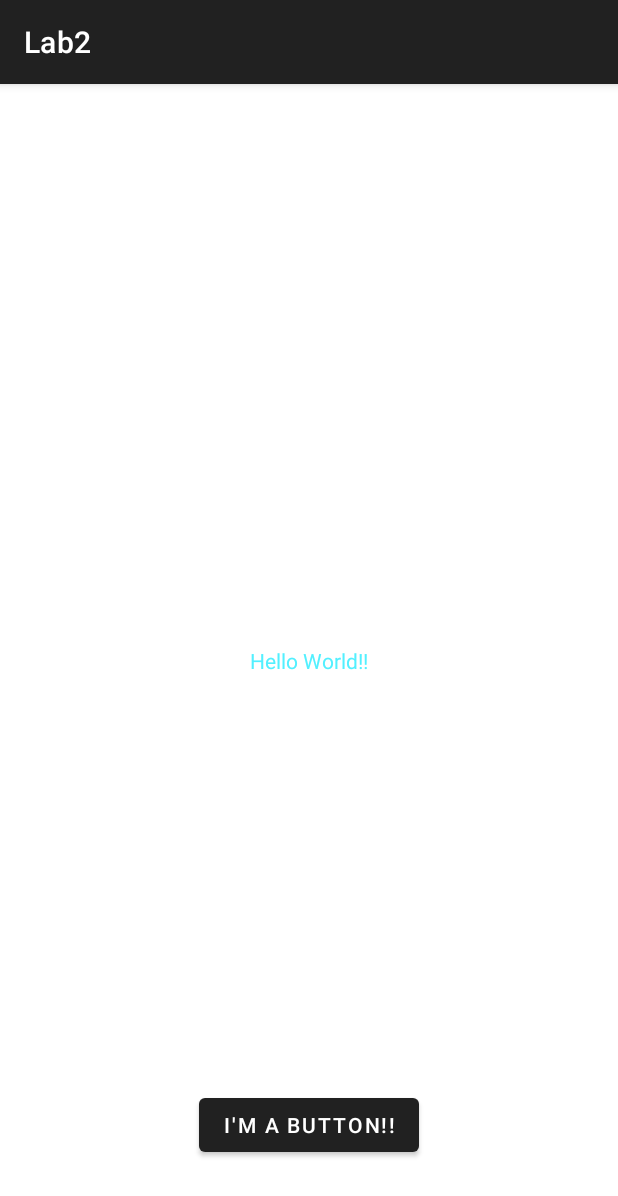
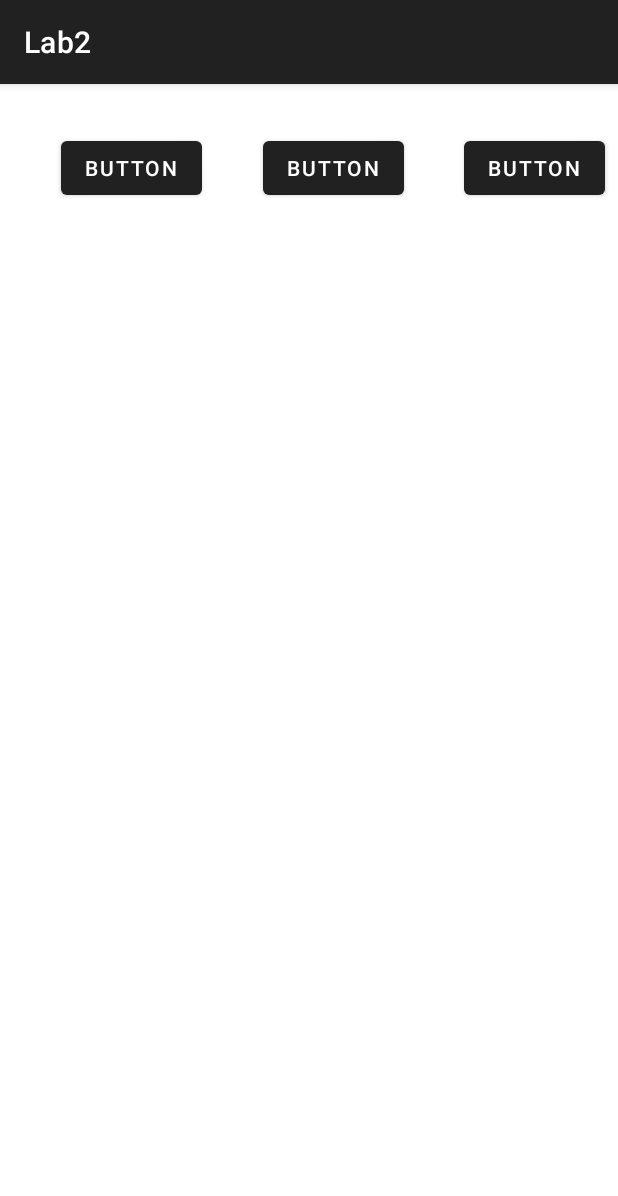
Before and after one commit to emiliodutra/Lab2, an Android app: the screen it shows after launch (MainActivity), on a phone screen of 412 x 824 dp. Shown: the top 1196 px of the screen. Run offline under Robolectric (Android 15) with nearby library versions, the phone set to English and light mode, and no system bars.

Commit message:
Finished step 2

```diff
--- a/app/src/main/res/layout/activity_main.xml
+++ b/app/src/main/res/layout/activity_main.xml
@@ -2,29 +2,42 @@
 <androidx.constraintlayout.widget.ConstraintLayout xmlns:android="http://schemas.android.com/apk/res/android"
     xmlns:app="http://schemas.android.com/apk/res-auto"
     xmlns:tools="http://schemas.android.com/tools"
+    android:id="@+id/button1"
     android:layout_width="match_parent"
     android:layout_height="match_parent"
     tools:context=".MainActivity">
 
-    <TextView
+    <Button
+        android:id="@+id/button"
         android:layout_width="wrap_content"
         android:layout_height="wrap_content"
-        android:text="@string/hello_message"
-        app:layout_constraintBottom_toBottomOf="parent"
-        app:layout_constraintEnd_toEndOf="parent"
+        android:layout_marginStart="32dp"
+        android:layout_marginTop="32dp"
+        android:text="Button"
+        app:layout_constraintEnd_toStartOf="@+id/button2"
+        app:layout_constraintHorizontal_bias="0.5"
         app:layout_constraintStart_toStartOf="parent"
         app:layout_constraintTop_toTopOf="parent" />
 
     <Button
+        android:id="@+id/button2"
         android:layout_width="wrap_content"
         android:layout_height="wrap_content"
-        android:layout_marginBottom="50dp"
-        android:text="@string/string_button"
-        app:layout_constraintBottom_toBottomOf="parent"
+        android:layout_marginStart="32dp"
+        android:text="Button"
+        app:layout_constraintEnd_toStartOf="@+id/button3"
+        app:layout_constraintHorizontal_bias="0.5"
+        app:layout_constraintStart_toEndOf="@+id/button"
+        app:layout_constraintTop_toTopOf="@+id/button" />
+
+    <Button
+        android:id="@+id/button3"
+        android:layout_width="wrap_content"
+        android:layout_height="wrap_content"
+        android:layout_marginStart="32dp"
+        android:text="Button"
         app:layout_constraintEnd_toEndOf="parent"
         app:layout_constraintHorizontal_bias="0.5"
-        app:layout_constraintStart_toStartOf="parent"
-        tools:ignore="MissingConstraints"
-        />
-
+        app:layout_constraintStart_toEndOf="@+id/button2"
+        app:layout_constraintTop_toTopOf="@+id/button2" />
 </androidx.constraintlayout.widget.ConstraintLayout>
```
